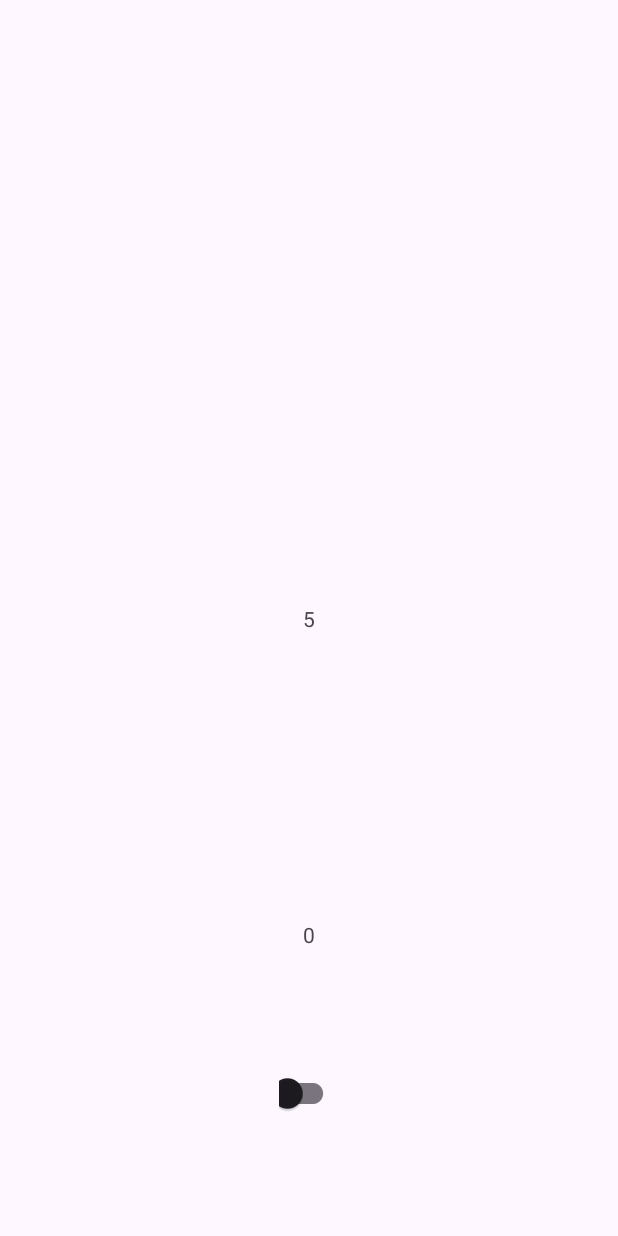
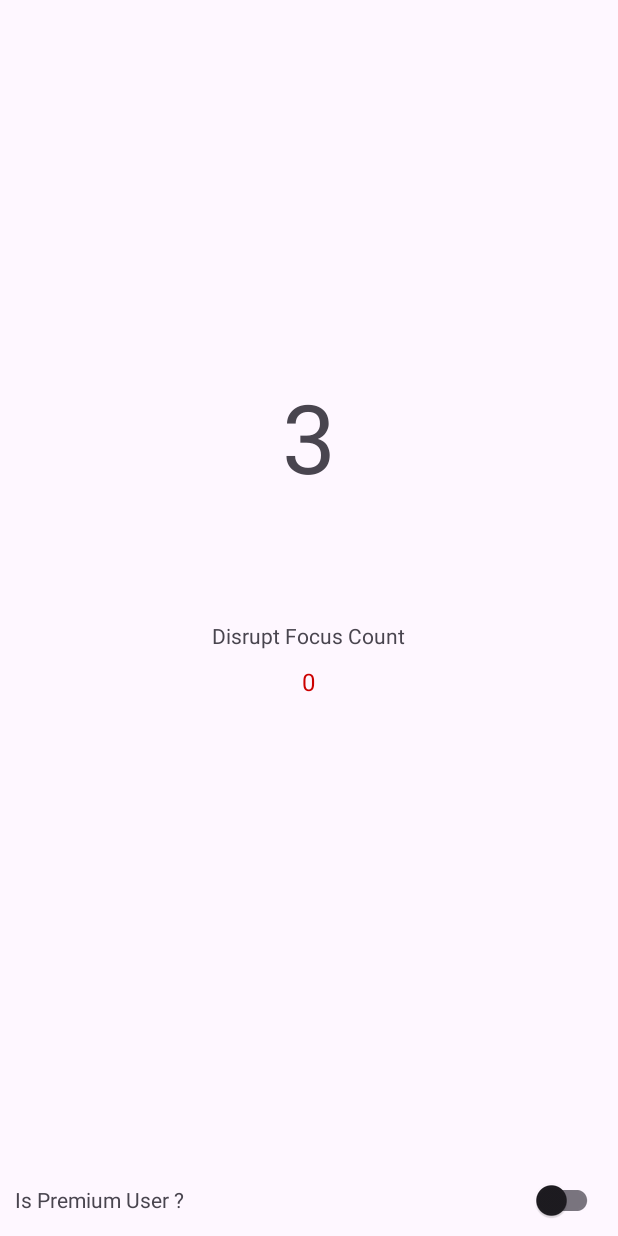
Before and after one commit to leventsrr/teknikKaralamalar, an Android app: the screen it shows after launch (MainActivity), on a phone screen of 412 x 824 dp. Before the commit the screen is almost empty. Run offline under Robolectric (Android 15) with nearby library versions, the phone set to English and light mode, and no system bars.

Commit message:
Görsel düzenlemeler yapıldı.

```diff
--- a/LifeCycleAwareClassCase/app/src/main/res/layout/activity_main.xml
+++ b/LifeCycleAwareClassCase/app/src/main/res/layout/activity_main.xml
@@ -7,32 +7,68 @@
     android:layout_height="match_parent"
     tools:context=".MainActivity">
 
+
     <TextView
         android:id="@+id/tvCounterText"
         android:layout_width="wrap_content"
         android:layout_height="wrap_content"
         android:text="Hello World!"
+        android:textSize="64sp"
         app:layout_constraintBottom_toBottomOf="parent"
         app:layout_constraintEnd_toEndOf="parent"
         app:layout_constraintStart_toStartOf="parent"
-        app:layout_constraintTop_toTopOf="parent" />
+        app:layout_constraintTop_toTopOf="parent"
+        app:layout_constraintVertical_bias="0.336"
+        tools:text="125" />
+
+    <LinearLayout
+        android:layout_width="match_parent"
+        android:layout_height="wrap_content"
+        android:layout_marginTop="80dp"
+        android:orientation="vertical"
+        android:gravity="center"
+        app:layout_constraintEnd_toEndOf="parent"
+        app:layout_constraintHorizontal_bias="0.0"
+        app:layout_constraintStart_toStartOf="parent"
+        app:layout_constraintTop_toBottomOf="@+id/tvCounterText">
+
+        <TextView
+            android:layout_width="wrap_content"
+            android:layout_height="wrap_content"
+            android:layout_marginBottom="10dp"
+            android:text="Disrupt Focus Count" />
 
         <TextView
             android:id="@+id/tvDeactiveCount"
             android:layout_width="wrap_content"
             android:layout_height="wrap_content"
-        app:layout_constraintStart_toStartOf="parent"
+            android:textColor="@android:color/holo_red_dark"
+            tools:text="5"
+            android:textSize="16sp"
             app:layout_constraintBottom_toBottomOf="parent"
             app:layout_constraintEnd_toEndOf="parent"
+            app:layout_constraintStart_toStartOf="parent"
             app:layout_constraintTop_toBottomOf="@+id/tvCounterText" />
+    </LinearLayout>
+
+    <LinearLayout
+        android:layout_width="match_parent"
+        android:layout_height="wrap_content"
+        android:orientation="horizontal"
+        app:layout_constraintBottom_toBottomOf="parent"
+        android:layout_marginHorizontal="10dp">
+
+        <TextView
+            android:layout_width="0dp"
+            android:layout_height="wrap_content"
+            android:layout_weight="1"
+            android:text="Is Premium User ?" />
 
         <androidx.appcompat.widget.SwitchCompat
             android:id="@+id/swIsPremiumUser"
-        android:layout_width="40dp"
-        android:layout_height="wrap_content"
-        app:layout_constraintBottom_toBottomOf="parent"
-        app:layout_constraintStart_toStartOf="parent"
-        app:layout_constraintEnd_toEndOf="parent"
-        app:layout_constraintTop_toBottomOf="@+id/tvDeactiveCount" />
+            android:layout_width="wrap_content"
+            android:layout_height="wrap_content" />
+    </LinearLayout>
+
 
 </androidx.constraintlayout.widget.ConstraintLayout>
```
Also changed, not shown: 1 other file. Lines whose indentation alone changed are shown as unchanged.
